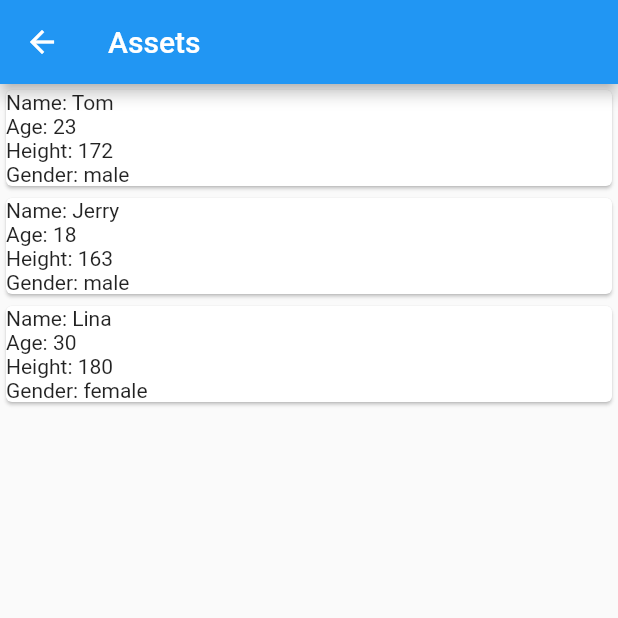
After one commit to hezhii/flutter_demos, a Flutter app: the Assets screen opened by its route, on a phone screen of 412 x 824 dp, the top half of it. The commit adds this screen. Run offline on Flutter 3.47's test engine with Material 2 defaults, Android fonts, the phone set to English and light mode, and no system bars.

Commit message:
Load json

```diff
--- /dev/null
+++ b/assets/person.json
@@ -0,0 +1,20 @@
+[
+  {
+    "name": "Tom",
+    "age": 23,
+    "height": 172,
+    "gender": "male"
+  },
+  {
+    "name": "Jerry",
+    "age": 18,
+    "height": 163,
+    "gender": "male"
+  },
+  {
+    "name": "Lina",
+    "age": 30,
+    "height": 180,
+    "gender": "female"
+  }
+]
--- /dev/null
+++ b/lib/demos/assets.dart
@@ -0,0 +1,54 @@
+import 'dart:convert' show json;
+
+import 'package:flutter/material.dart';
+
+class Assets extends StatelessWidget {
+  @override
+  Widget build(BuildContext context) {
+    return new Scaffold(
+      appBar: new AppBar(
+        title: new Text('Assets'),
+      ),
+      body: new JsonView(),
+    );
+  }
+}
+
+class JsonView extends StatefulWidget {
+  @override
+  State<StatefulWidget> createState() {
+    return new _JsonViewState();
+  }
+}
+
+class _JsonViewState extends State<JsonView> {
+  @override
+  Widget build(BuildContext context) {
+    return new FutureBuilder(
+      future: DefaultAssetBundle.of(context).loadString("assets/person.json"),
+      builder: (context, snapshot) {
+        if (snapshot.hasData) {
+          List<dynamic> data = json.decode(snapshot.data.toString());
+
+          return new ListView.builder(
+            itemCount: data.length,
+            itemBuilder: (BuildContext context, int index) {
+              return new Card(
+                child: new Column(
+                  crossAxisAlignment: CrossAxisAlignment.stretch,
+                  children: <Widget>[
+                    new Text("Name: ${data[index]["name"]}"),
+                    new Text("Age: ${data[index]["age"]}"),
+                    new Text("Height: ${data[index]["height"]}"),
+                    new Text("Gender: ${data[index]["gender"]}"),
+                  ],
+                ),
+              );
+            },
+          );
+        }
+        return new CircularProgressIndicator();
+      },
+    );
+  }
+}
--- a/lib/home.dart
+++ b/lib/home.dart
@@ -54,4 +54,5 @@ class Demo {
 
 const List<Demo> demos = const <Demo>[
   const Demo('Navigation', '/navigation'),
+  const Demo('Assets', '/assets'),
 ];
--- a/lib/routes.dart
+++ b/lib/routes.dart
@@ -2,8 +2,10 @@ import 'package:flutter/material.dart';
 
 import 'home.dart';
 import 'demos/navigation.dart';
+import 'demos/assets.dart';
 
 final routes = <String, WidgetBuilder>{
   '/': (BuildContext context) => new Home(),
   '/navigation': (BuildContext context) => new ArticleListScreen(),
+  '/assets': (BuildContext context) => new Assets(),
 };
--- a/pubspec.yaml
+++ b/pubspec.yaml
@@ -37,9 +37,8 @@ flutter:
   uses-material-design: true
 
   # To add assets to your application, add an assets section, like this:
-  # assets:
-  #  - images/a_dot_burr.jpeg
-  #  - images/a_dot_ham.jpeg
+  assets:
+    - assets/person.json
 
   # An image asset can refer to one or more resolution-specific "variants", see
   # https://flutter.io/assets-and-images/#resolution-aware.
```
